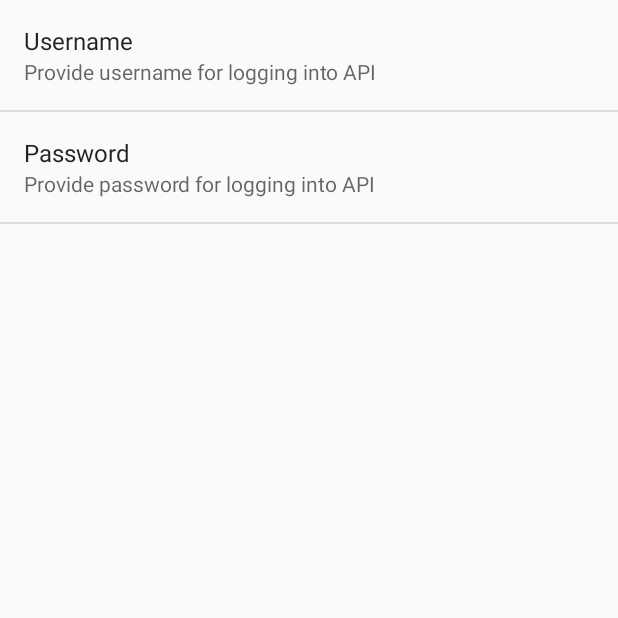
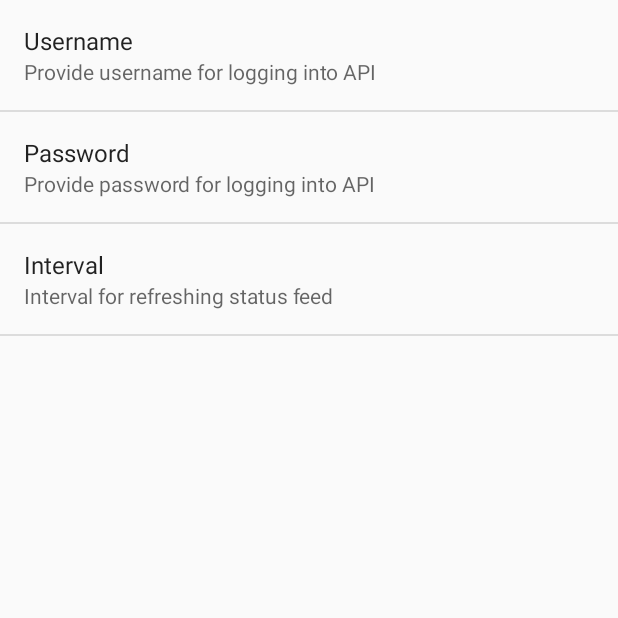
Before and after one commit to visorop/android-Yamba, an Android app: the screen it shows after launch (SettingsActivity), in the options menu, after a tap on "Settings", on a phone screen of 412 x 824 dp, the top half of it. Run offline under Robolectric (Android 15) with nearby library versions, the phone set to English and light mode, and no system bars; 1 statement that could not run was skipped.

Commit message:
Add BootReceiver to set an Alarm to uprade the status feed at default interval of 15 minutes. The receiver is set to listen for device boot up intent.

```diff
--- a/app/src/main/res/values/strings.xml
+++ b/app/src/main/res/values/strings.xml
@@ -11,6 +11,8 @@
     <string name="username_summary">Provide username for logging into API</string>string>
     <string name="password">Password</string>string>
     <string name="password_summary">Provide password for logging into API</string>string>
+    <string name="interval">Interval</string>string>
+    <string name="interval_summary">Interval for refreshing status feed</string>string>
     <string name="title_activity_settings">Yamba settings</string>
     <string name="title_activity_main">MainActivity</string>
     <string name="tweet">Tweet</string>
--- a/app/src/main/res/xml/settings.xml
+++ b/app/src/main/res/xml/settings.xml
@@ -8,5 +8,10 @@
         android:inputType="textPassword"
         android:title="@string/password"
         android:key="password" android:summary="@string/password_summary"/>
+    <EditTextPreference
+        android:title="@string/interval"
+        android:key="interval"
+        android:summary="@string/interval_summary"/>
+
 
 </PreferenceScreen>
```
Also changed, not shown: app/src/main/AndroidManifest.xml (+7 -0 lines), app/src/main/java/com/marakana/yamba/yamba/BootReceiver.java (added, +39 -0 lines), 1 other file.
